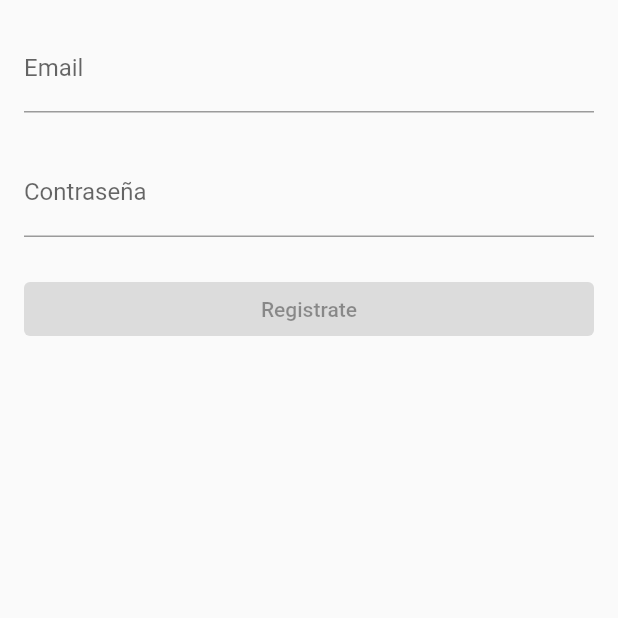
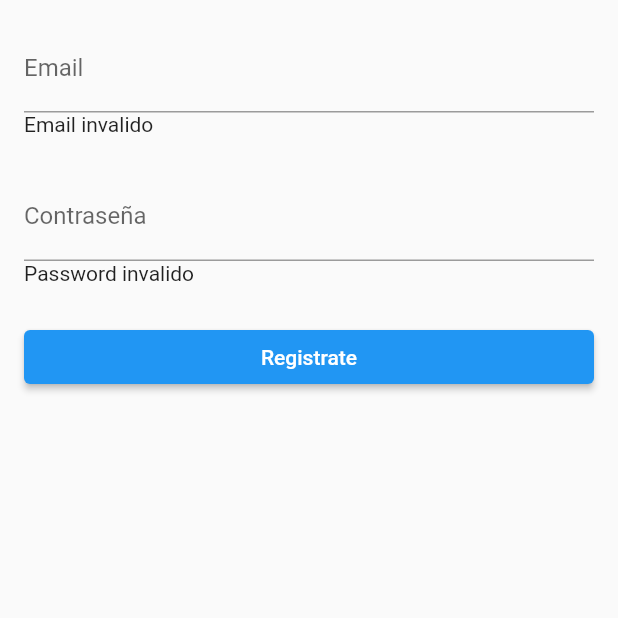
Before and after one commit to AlanCasasArevalo/Forms-Flutter-, a Flutter app: the screen it shows after launch, on a phone screen of 412 x 824 dp, the top half of it. Run offline on Flutter 3.47's test engine with Material 2 defaults, Android fonts, the phone set to English and light mode, and no system bars.

Commit message:
Se comienza con las validaciones de login y password

```diff
--- a/lib/pages/login_page.dart
+++ b/lib/pages/login_page.dart
@@ -11,6 +11,16 @@ class _LoginPageState extends State<LoginPage> {
   String _email = '', _password = '';
   bool _isValidEmail = false, _isValidPassword = false;
 
+  void _validateEmail() {
+    _isValidEmail = RegExp(
+            r"[a-z0-9!#$%&'*+/=?^_`{|}~-]+(?:\.[a-z0-9!#$%&'*+/=?^_`{|}~-]+)*@(?:[a-z0-9](?:[a-z0-9-]*[a-z0-9])?\.)+[a-z0-9](?:[a-z0-9-]*[a-z0-9])?")
+        .hasMatch(_email);
+  }
+
+  void _validatePassword() {
+    _isValidPassword = _password.length > 9;
+  }
+
   @override
   Widget build(BuildContext context) {
     return Scaffold(
@@ -19,27 +29,37 @@ class _LoginPageState extends State<LoginPage> {
           padding: EdgeInsets.all(16),
           children: [
             TextField(
+              key: Key('login-page-email'),
               onChanged: (emailChanged) {
                 _email = emailChanged;
               },
               keyboardType: TextInputType.emailAddress,
               decoration: InputDecoration(label: Text('Email')),
             ),
+            if (!_isValidEmail) Text('Email invalido'),
             SizedBox(
               height: 24,
             ),
             TextField(
+              key: Key('login-page-password'),
               onChanged: (passwordChanged) {
                 _password = passwordChanged;
               },
               obscureText: true,
               decoration: InputDecoration(label: Text('Contraseña')),
             ),
+            if (!_isValidPassword) Text('Password invalido'),
             SizedBox(
               height: 24,
             ),
             ElevatedButton(
-              onPressed: _isValidEmail && _isValidPassword ? () {} : null,
+              key: Key('login-page-Registrate-Button'),
+              onPressed: () {
+                setState(() {
+                  _validateEmail();
+                  _validatePassword();
+                });
+              },
               child: Text('Registrate'),
             ),
           ],
```
